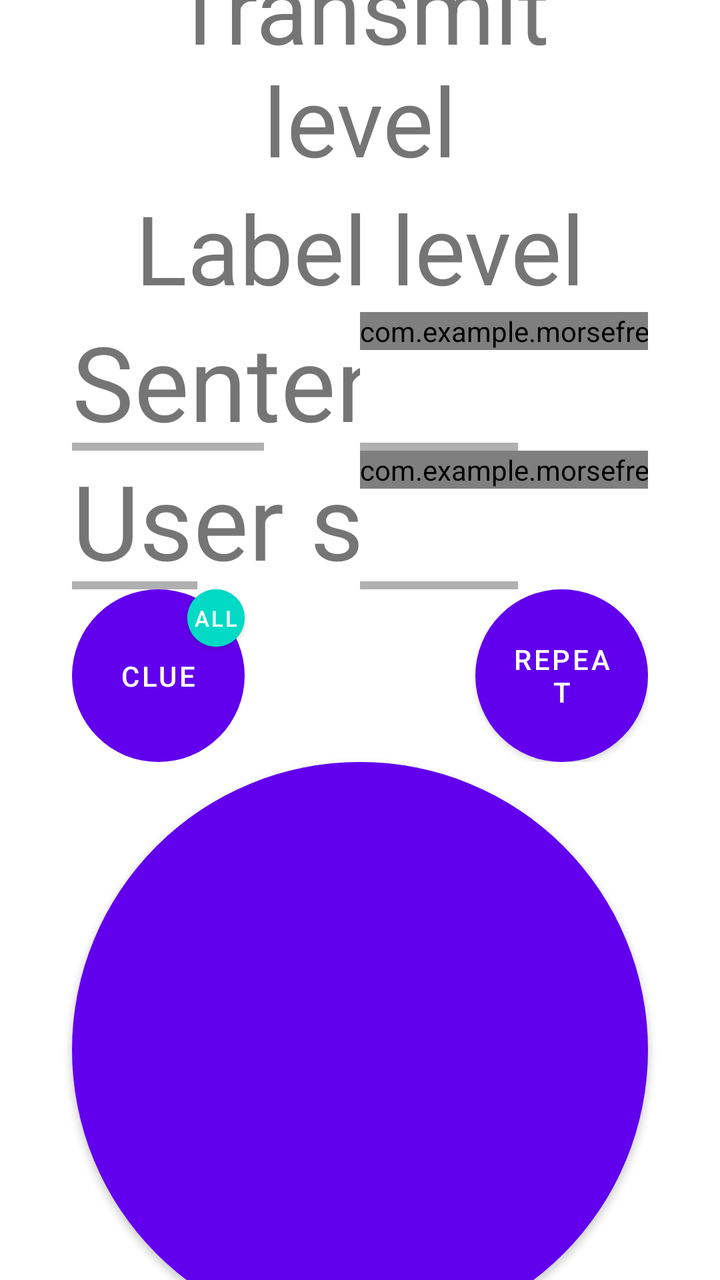
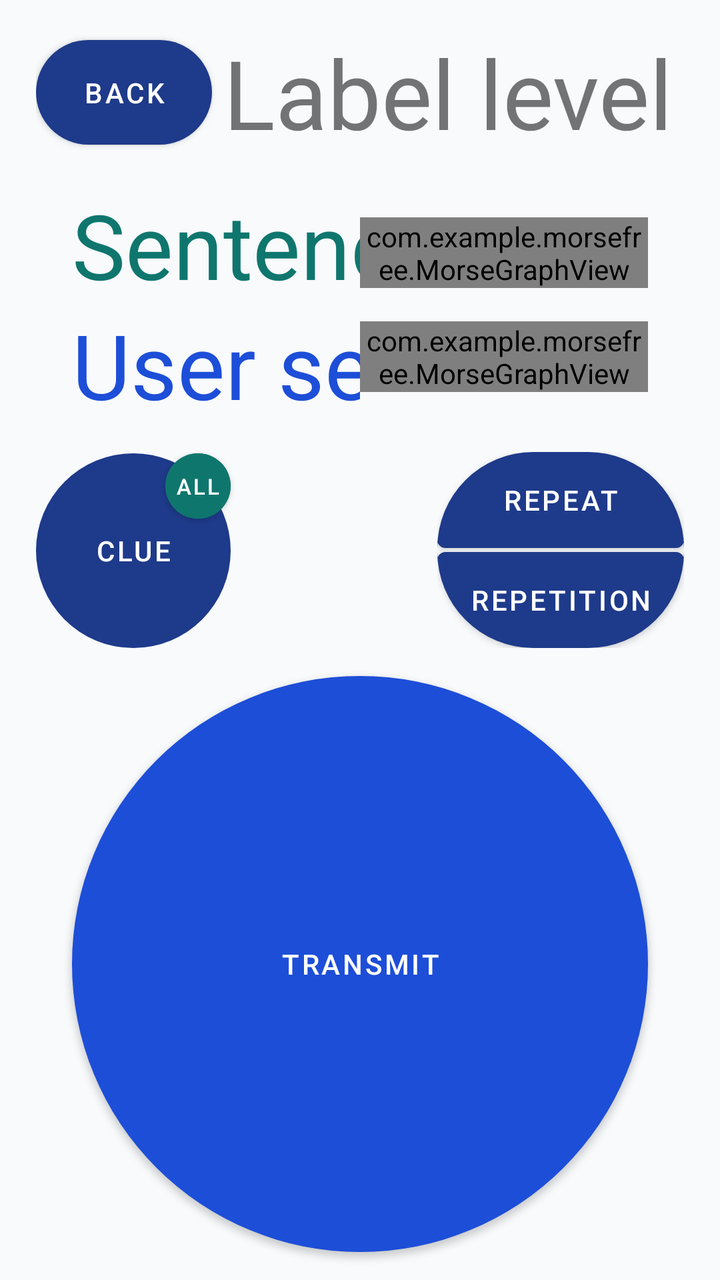

Before-and-after screenshots of an Android layout around one commit, followed by the original layout XML and the change that was made.
<!-- AndroidManifest.xml: application theme Theme.MorseFree -->
<!-- res/layout/lesson_transmit.xml -->
<?xml version="1.0" encoding="utf-8"?>
<androidx.constraintlayout.widget.ConstraintLayout
    xmlns:android="http://schemas.android.com/apk/res/android"
    xmlns:app="http://schemas.android.com/apk/res-auto"
    xmlns:tools="http://schemas.android.com/tools"
    android:layout_width="match_parent"
    android:layout_height="match_parent"
    android:fitsSystemWindows="true"
    android:id="@+id/root_layout"
    tools:context=".LessonTransmit">

    <TextView
        android:layout_width="0dp"
        android:layout_height="wrap_content"
        android:gravity="center"
        android:textSize="48sp"
        android:text="@string/transmit_level"
        android:id="@+id/title_transmit_level"
        app:layout_constraintWidth_percent="0.8"
        app:layout_constraintLeft_toLeftOf="parent"
        app:layout_constraintRight_toRightOf="parent"
        app:layout_constraintTop_toTopOf="parent"
        app:layout_constraintBottom_toTopOf="@+id/title_transmit_level_name" />
    <TextView
        android:layout_width="0dp"
        android:layout_height="wrap_content"
        android:gravity="center"
        android:textSize="48sp"
        android:text="@string/label_level"
        android:id="@+id/title_transmit_level_name"
        app:layout_constraintWidth_percent="0.8"
        app:layout_constraintLeft_toLeftOf="parent"
        app:layout_constraintRight_toRightOf="parent"
        app:layout_constraintTop_toBottomOf="@+id/title_transmit_level"
        app:layout_constraintBottom_toTopOf="@+id/view_transmit_level" />

    <androidx.constraintlayout.widget.ConstraintLayout
        android:id="@+id/view_transmit_level"
        android:layout_width="0dp"
        android:layout_height="wrap_content"
        app:layout_constraintWidth_percent="0.8"
        app:layout_constraintTop_toBottomOf="@+id/title_transmit_level_name"
        app:layout_constraintBottom_toTopOf="@+id/control_panel"
        app:layout_constraintLeft_toLeftOf="parent"
        app:layout_constraintRight_toRightOf="parent">

        <HorizontalScrollView
            android:id="@+id/sentence_scroll_view"
            android:layout_width="0dp"
            android:layout_height="wrap_content"
            android:orientation="horizontal"
            app:layout_constraintWidth_percent="0.5"
            app:layout_constraintHeight_percent="0.5"
            app:layout_constraintTop_toTopOf="parent"
            app:layout_constraintRight_toLeftOf="@id/sentence_morse_scroll_view"
            app:layout_constraintLeft_toLeftOf="parent"
            app:layout_constraintBottom_toTopOf="@id/user_sentence_scroll_view">

            <TextView
                android:id="@+id/sentence"
                android:layout_width="wrap_content"
                android:layout_height="wrap_content"
                android:text="@string/sentence"
                android:textSize="52sp"/>
        </HorizontalScrollView>

        <HorizontalScrollView
            android:id="@+id/sentence_morse_scroll_view"
            android:layout_width="0dp"
            android:layout_height="0dp"
            android:orientation="horizontal"
            android:importantForAccessibility="no"
            app:layout_constraintWidth_percent="0.5"
            app:layout_constraintTop_toTopOf="parent"
            app:layout_constraintRight_toRightOf="parent"
            app:layout_constraintLeft_toRightOf="@id/sentence_scroll_view"
            app:layout_constraintBottom_toTopOf="@id/user_sentence_morse_scroll_view">

            <com.example.morsefree.MorseGraphView
                android:id="@+id/sentence_morse"
                android:layout_width="wrap_content"
                android:layout_height="wrap_content"/>
        </HorizontalScrollView>

        <HorizontalScrollView
            android:id="@+id/user_sentence_scroll_view"
            android:layout_width="0dp"
            android:layout_height="wrap_content"
            android:orientation="horizontal"
            app:layout_constraintWidth_percent="0.5"
            app:layout_constraintTop_toBottomOf="@id/sentence_scroll_view"
            app:layout_constraintLeft_toLeftOf="parent"
            app:layout_constraintRight_toLeftOf="@id/user_sentence_morse_scroll_view"
            app:layout_constraintBottom_toBottomOf="parent">

            <TextView
                android:id="@+id/user_sentence"
                android:layout_width="wrap_content"
                android:layout_height="wrap_content"
                android:text="@string/user_sentence"
                android:textSize="52sp"/>
        </HorizontalScrollView>

        <HorizontalScrollView
            android:id="@+id/user_sentence_morse_scroll_view"
            android:layout_width="0dp"
            android:layout_height="0dp"
            android:orientation="horizontal"
            android:importantForAccessibility="no"
            app:layout_constraintWidth_percent="0.5"
            app:layout_constraintTop_toBottomOf="@id/sentence_morse_scroll_view"
            app:layout_constraintRight_toRightOf="parent"
            app:layout_constraintLeft_toRightOf="@id/user_sentence_scroll_view"
            app:layout_constraintBottom_toBottomOf="parent">

            <com.example.morsefree.MorseGraphView
                android:id="@+id/user_sentence_morse"
                android:layout_width="wrap_content"
                android:layout_height="wrap_content"/>
        </HorizontalScrollView>
    </androidx.constraintlayout.widget.ConstraintLayout>

    <androidx.constraintlayout.widget.ConstraintLayout
        android:id="@+id/control_panel"
        android:layout_width="0dp"
        android:layout_height="wrap_content"
        app:layout_constraintWidth_percent="0.8"
        app:layout_constraintBottom_toTopOf="@id/button_transmit"
        app:layout_constraintTop_toBottomOf="@id/view_transmit_level"
        app:layout_constraintLeft_toLeftOf="parent"
        app:layout_constraintRight_toRightOf="parent">

        <com.google.android.material.button.MaterialButton
            android:id="@+id/button_help"
            android:layout_width="0dp"
            android:layout_height="0dp"
            android:text="@string/clue"
            android:insetLeft="0dp"
            android:insetTop="0dp"
            android:insetRight="0dp"
            android:insetBottom="0dp"
            android:stateListAnimator="@null"
            app:layout_constraintWidth_percent="0.3"
            app:layout_constraintDimensionRatio="1:1"
            app:layout_constraintBottom_toBottomOf="parent"
            app:layout_constraintLeft_toLeftOf="parent"
            app:shapeAppearanceOverlay="@style/ShapeAppearance.Circle"/>

        <TextView
            android:id="@+id/current_symbol"
            android:layout_width="0dp"
            android:layout_height="0dp"
            android:gravity="center"
            android:textSize="54sp"
            app:layout_constraintLeft_toRightOf="@id/button_help"
            app:layout_constraintRight_toLeftOf="@id/button_repeat"
            app:layout_constraintTop_toTopOf="parent"
            app:layout_constraintBottom_toBottomOf="parent"/>

        <com.google.android.material.button.MaterialButton
            android:id="@+id/button_repeat"
            android:layout_width="0dp"
            android:layout_height="0dp"
            android:text="@string/repeat"
            android:insetLeft="0dp"
            android:insetTop="0dp"
            android:insetRight="0dp"
            android:insetBottom="0dp"
            app:layout_constraintWidth_percent="0.3"
            app:layout_constraintDimensionRatio="1:1"
            app:layout_constraintBottom_toBottomOf="parent"
            app:layout_constraintRight_toRightOf="parent"
            app:shapeAppearanceOverlay="@style/ShapeAppearance.Circle"/>

        <com.google.android.material.button.MaterialButton
            android:id="@+id/button_help_all"
            android:layout_width="0dp"
            android:layout_height="0dp"
            android:text="@string/all"
            android:textSize="11sp"
            android:insetLeft="0dp"
            android:insetTop="0dp"
            android:insetRight="0dp"
            android:insetBottom="0dp"
            android:padding="0dp"
            android:backgroundTint="?attr/colorSecondary"
            app:layout_constraintWidth_percent="0.1"
            app:layout_constraintDimensionRatio="1:1"
            app:layout_constraintTop_toTopOf="@+id/button_help"
            app:layout_constraintRight_toRightOf="@+id/button_help"
            app:shapeAppearanceOverlay="@style/ShapeAppearance.Circle" />

    </androidx.constraintlayout.widget.ConstraintLayout>

    <com.google.android.material.button.MaterialButton
        android:id="@+id/button_transmit"
        android:layout_width="0dp"
        android:layout_height="0dp"
        android:insetLeft="0dp"
        android:insetTop="0dp"
        android:insetRight="0dp"
        android:insetBottom="0dp"
        android:importantForAccessibility="no"
        app:layout_constraintBottom_toBottomOf="parent"
        app:layout_constraintDimensionRatio="1:1"
        app:layout_constraintLeft_toLeftOf="parent"
        app:layout_constraintRight_toRightOf="parent"
        app:layout_constraintTop_toBottomOf="@id/control_panel"
        app:layout_constraintWidth_percent="0.8"
        app:shapeAppearanceOverlay="@style/ShapeAppearance.Circle" />

</androidx.constraintlayout.widget.ConstraintLayout>
<!-- resources referenced by this layout -->
<resources>
  <string name="all">"All"</string>
  <string name="clue">"Clue"</string>
  <string name="label_level">"Label level"</string>
  <string name="repeat">"Repeat"</string>
  <string name="sentence">"Sentence"</string>
  <string name="transmit_level">"Transmit level"</string>
  <string name="user_sentence">"User sentence"</string>
  <style name="ShapeAppearance.Circle" parent="">
          <item name="cornerSize">50%</item>
      </style>
  <style name="Theme.MorseFree" parent="Theme.MaterialComponents.DayNight.NoActionBar">
          
          <item name="colorPrimary">@color/purple_500</item>
          <item name="colorPrimaryVariant">@color/purple_700</item>
          <item name="colorOnPrimary">@color/white</item>
          
          <item name="colorSecondary">@color/teal_200</item>
          <item name="colorSecondaryVariant">@color/teal_700</item>
          <item name="colorOnSecondary">@color/black</item>
          
          <item name="android:statusBarColor">?attr/colorPrimaryVariant</item>
          
      </style>
  <color name="purple_500">#FF6200EE</color>
  <color name="purple_700">#FF3700B3</color>
  <color name="white">#FFFFFFFF</color>
  <color name="teal_200">#FF03DAC5</color>
  <color name="teal_700">#FF018786</color>
  <color name="black">#FF000000</color>
</resources>

<!-- the commit's change to res/layout/lesson_transmit.xml (unified diff, before → after) -->
@@ -9,122 +9,102 @@
     android:id="@+id/root_layout"
     tools:context=".LessonTransmit">
 
-    <TextView
+    <LinearLayout
+        android:id="@+id/title"
         android:layout_width="0dp"
         android:layout_height="wrap_content"
-        android:gravity="center"
-        android:textSize="48sp"
-        android:text="@string/transmit_level"
-        android:id="@+id/title_transmit_level"
-        app:layout_constraintWidth_percent="0.8"
-        app:layout_constraintLeft_toLeftOf="parent"
+        android:orientation="horizontal"
+        app:layout_constraintWidth_percent="0.9"
+        app:layout_constraintTop_toTopOf="parent"
         app:layout_constraintRight_toRightOf="parent"
-        app:layout_constraintTop_toTopOf="parent"
-        app:layout_constraintBottom_toTopOf="@+id/title_transmit_level_name" />
-    <TextView
-        android:layout_width="0dp"
-        android:layout_height="wrap_content"
-        android:gravity="center"
-        android:textSize="48sp"
-        android:text="@string/label_level"
-        android:id="@+id/title_transmit_level_name"
-        app:layout_constraintWidth_percent="0.8"
-        app:layout_constraintLeft_toLeftOf="parent"
-        app:layout_constraintRight_toRightOf="parent"
-        app:layout_constraintTop_toBottomOf="@+id/title_transmit_level"
-        app:layout_constraintBottom_toTopOf="@+id/view_transmit_level" />
+        app:layout_constraintLeft_toLeftOf="parent"
+        app:layout_constraintBottom_toTopOf="@id/view_transmit_level">
+
+        <com.google.android.material.button.MaterialButton
+            android:layout_width="wrap_content"
+            android:layout_height="match_parent"
+            android:text="@string/back"
+            app:shapeAppearance="@style/ShapeAppearance.Circle"/>
+
+        <TextView
+            android:layout_width="match_parent"
+            android:layout_height="wrap_content"
+            android:gravity="center"
+            android:textSize="48sp"
+            android:text="@string/label_level"
+            android:id="@+id/title_transmit_level_name"/>
+
+    </LinearLayout>
 
     <androidx.constraintlayout.widget.ConstraintLayout
         android:id="@+id/view_transmit_level"
         android:layout_width="0dp"
         android:layout_height="wrap_content"
         app:layout_constraintWidth_percent="0.8"
-        app:layout_constraintTop_toBottomOf="@+id/title_transmit_level_name"
+        app:layout_constraintTop_toBottomOf="@+id/title"
         app:layout_constraintBottom_toTopOf="@+id/control_panel"
         app:layout_constraintLeft_toLeftOf="parent"
         app:layout_constraintRight_toRightOf="parent">
 
-        <HorizontalScrollView
-            android:id="@+id/sentence_scroll_view"
-            android:layout_width="0dp"
-            android:layout_height="wrap_content"
-            android:orientation="horizontal"
-            app:layout_constraintWidth_percent="0.5"
-            app:layout_constraintHeight_percent="0.5"
-            app:layout_constraintTop_toTopOf="parent"
-            app:layout_constraintRight_toLeftOf="@id/sentence_morse_scroll_view"
+        <TextView
+            android:id="@+id/sentence"
+            android:layout_width="0dp"
+            android:layout_height="wrap_content"
+            android:text="@string/sentence"
+            android:textSize="45sp"
+            android:singleLine="true"
+            android:scrollHorizontally="true"
+            android:ellipsize="none"
+            android:textColor="@color/morse_secondary"
+            app:layout_constraintWidth_percent="0.5"
+            app:layout_constraintTop_toTopOf="parent"
+            app:layout_constraintRight_toLeftOf="@id/sentence_morse"
             app:layout_constraintLeft_toLeftOf="parent"
-            app:layout_constraintBottom_toTopOf="@id/user_sentence_scroll_view">
-
-            <TextView
-                android:id="@+id/sentence"
-                android:layout_width="wrap_content"
-                android:layout_height="wrap_content"
-                android:text="@string/sentence"
-                android:textSize="52sp"/>
-        </HorizontalScrollView>
-
-        <HorizontalScrollView
-            android:id="@+id/sentence_morse_scroll_view"
-            android:layout_width="0dp"
-            android:layout_height="0dp"
-            android:orientation="horizontal"
-            android:importantForAccessibility="no"
+            app:layout_constraintBottom_toTopOf="@id/user_sentence"/>
+
+        <com.example.morsefree.MorseGraphView
+            android:id="@+id/sentence_morse"
+            android:layout_width="0dp"
+            android:layout_height="wrap_content"
             app:layout_constraintWidth_percent="0.5"
             app:layout_constraintTop_toTopOf="parent"
             app:layout_constraintRight_toRightOf="parent"
-            app:layout_constraintLeft_toRightOf="@id/sentence_scroll_view"
-            app:layout_constraintBottom_toTopOf="@id/user_sentence_morse_scroll_view">
-
-            <com.example.morsefree.MorseGraphView
-                android:id="@+id/sentence_morse"
-                android:layout_width="wrap_content"
-                android:layout_height="wrap_content"/>
-        </HorizontalScrollView>
-
-        <HorizontalScrollView
-            android:id="@+id/user_sentence_scroll_view"
-            android:layout_width="0dp"
-            android:layout_height="wrap_content"
-            android:orientation="horizontal"
-            app:layout_constraintWidth_percent="0.5"
-            app:layout_constraintTop_toBottomOf="@id/sentence_scroll_view"
+            app:layout_constraintLeft_toRightOf="@id/sentence"
+            app:layout_constraintBottom_toTopOf="@id/user_sentence_morse"/>
+
+        <TextView
+            android:id="@+id/user_sentence"
+            android:layout_width="0dp"
+            android:layout_height="wrap_content"
+            android:text="@string/user_sentence"
+            android:textSize="45sp"
+            android:singleLine="true"
+            android:scrollHorizontally="true"
+            android:ellipsize="none"
+            android:textColor="@color/morse_primary_variant"
+            app:layout_constraintWidth_percent="0.5"
+            app:layout_constraintTop_toBottomOf="@id/sentence"
             app:layout_constraintLeft_toLeftOf="parent"
-            app:layout_constraintRight_toLeftOf="@id/user_sentence_morse_scroll_view"
-            app:layout_constraintBottom_toBottomOf="parent">
-
-            <TextView
-                android:id="@+id/user_sentence"
-                android:layout_width="wrap_content"
-                android:layout_height="wrap_content"
-                android:text="@string/user_sentence"
-                android:textSize="52sp"/>
-        </HorizontalScrollView>
-
-        <HorizontalScrollView
-            android:id="@+id/user_sentence_morse_scroll_view"
-            android:layout_width="0dp"
-            android:layout_height="0dp"
-            android:orientation="horizontal"
-            android:importantForAccessibility="no"
-            app:layout_constraintWidth_percent="0.5"
-            app:layout_constraintTop_toBottomOf="@id/sentence_morse_scroll_view"
+            app:layout_constraintRight_toLeftOf="@id/user_sentence_morse"
+            app:layout_constraintBottom_toBottomOf="parent"/>
+
+        <com.example.morsefree.MorseGraphView
+            android:id="@+id/user_sentence_morse"
+            android:layout_width="0dp"
+            android:layout_height="wrap_content"
+            app:layout_constraintWidth_percent="0.5"
+            app:layout_constraintTop_toBottomOf="@id/sentence_morse"
             app:layout_constraintRight_toRightOf="parent"
-            app:layout_constraintLeft_toRightOf="@id/user_sentence_scroll_view"
-            app:layout_constraintBottom_toBottomOf="parent">
-
-            <com.example.morsefree.MorseGraphView
-                android:id="@+id/user_sentence_morse"
-                android:layout_width="wrap_content"
-                android:layout_height="wrap_content"/>
-        </HorizontalScrollView>
+            app:layout_constraintLeft_toRightOf="@id/user_sentence"
+            app:layout_constraintBottom_toBottomOf="parent"/>
+
     </androidx.constraintlayout.widget.ConstraintLayout>
 
     <androidx.constraintlayout.widget.ConstraintLayout
         android:id="@+id/control_panel"
         android:layout_width="0dp"
         android:layout_height="wrap_content"
-        app:layout_constraintWidth_percent="0.8"
+        app:layout_constraintWidth_percent="0.9"
         app:layout_constraintBottom_toTopOf="@id/button_transmit"
         app:layout_constraintTop_toBottomOf="@id/view_transmit_level"
         app:layout_constraintLeft_toLeftOf="parent"
@@ -152,42 +132,79 @@
             android:layout_height="0dp"
             android:gravity="center"
             android:textSize="54sp"
+            android:textColor="@color/morse_accent"
             app:layout_constraintLeft_toRightOf="@id/button_help"
-            app:layout_constraintRight_toLeftOf="@id/button_repeat"
+            app:layout_constraintRight_toLeftOf="@id/left_widget"
             app:layout_constraintTop_toTopOf="parent"
             app:layout_constraintBottom_toBottomOf="parent"/>
 
-        <com.google.android.material.button.MaterialButton
-            android:id="@+id/button_repeat"
-            android:layout_width="0dp"
-            android:layout_height="0dp"
-            android:text="@string/repeat"
-            android:insetLeft="0dp"
-            android:insetTop="0dp"
-            android:insetRight="0dp"
-            android:insetBottom="0dp"
-            app:layout_constraintWidth_percent="0.3"
-            app:layout_constraintDimensionRatio="1:1"
+        <LinearLayout
+            android:id="@+id/left_widget"
+            android:layout_width="wrap_content"
+            android:layout_height="match_parent"
+            android:orientation="vertical"
+            app:layout_constraintTop_toTopOf="parent"
             app:layout_constraintBottom_toBottomOf="parent"
-            app:layout_constraintRight_toRightOf="parent"
-            app:shapeAppearanceOverlay="@style/ShapeAppearance.Circle"/>
+            app:layout_constraintLeft_toRightOf="@id/current_symbol"
+            app:layout_constraintRight_toRightOf="parent">
+
+            <com.google.android.material.button.MaterialButton
+                android:id="@+id/button_repeat"
+                android:layout_width="match_parent"
+                android:layout_height="wrap_content"
+                android:text="@string/repeat"
+                android:insetLeft="0dp"
+                android:insetTop="0dp"
+                android:insetRight="0dp"
+                android:insetBottom="0dp"
+                android:maxLines="3"
+                app:layout_constraintWidth_percent="0.15"
+                app:layout_constraintDimensionRatio="3:2"
+                app:layout_constraintTop_toTopOf="parent"
+                app:layout_constraintBottom_toBottomOf="parent"
+                app:layout_constraintLeft_toRightOf="@id/current_symbol"
+                app:layout_constraintRight_toLeftOf="@id/button_repetition"
+                app:shapeAppearanceOverlay="@style/ShapeAppearance.CircleTop"/>
+
+            <Space
+                android:layout_width="match_parent"
+                android:layout_height="2dp"/>
+
+            <com.google.android.material.button.MaterialButton
+                android:id="@+id/button_repetition"
+                android:layout_width="match_parent"
+                android:layout_height="wrap_content"
+                android:text="@string/repetition"
+                android:insetLeft="0dp"
+                android:insetTop="0dp"
+                android:insetRight="0dp"
+                android:insetBottom="0dp"
+                app:layout_constraintWidth_percent="0.15"
+                app:layout_constraintDimensionRatio="3:2"
+                app:layout_constraintTop_toTopOf="parent"
+                app:layout_constraintBottom_toBottomOf="parent"
+                app:layout_constraintRight_toRightOf="parent"
+                app:layout_constraintLeft_toRightOf="@id/button_repeat"
+                app:shapeAppearanceOverlay="@style/ShapeAppearance.CircleBottom"/>
+
+        </LinearLayout>
 
         <com.google.android.material.button.MaterialButton
             android:id="@+id/button_help_all"
             android:layout_width="0dp"
             android:layout_height="0dp"
-            android:text="@string/all"
-            android:textSize="11sp"
+            android:backgroundTint="?attr/colorSecondary"
             android:insetLeft="0dp"
             android:insetTop="0dp"
             android:insetRight="0dp"
             android:insetBottom="0dp"
             android:padding="0dp"
-            android:backgroundTint="?attr/colorSecondary"
+            android:text="@string/all"
+            android:textSize="11sp"
+            app:layout_constraintDimensionRatio="1:1"
+            app:layout_constraintRight_toRightOf="@+id/button_help"
+            app:layout_constraintTop_toTopOf="@+id/button_help"
             app:layout_constraintWidth_percent="0.1"
-            app:layout_constraintDimensionRatio="1:1"
-            app:layout_constraintTop_toTopOf="@+id/button_help"
-            app:layout_constraintRight_toRightOf="@+id/button_help"
             app:shapeAppearanceOverlay="@style/ShapeAppearance.Circle" />
 
     </androidx.constraintlayout.widget.ConstraintLayout>
@@ -201,12 +218,13 @@
         android:insetRight="0dp"
         android:insetBottom="0dp"
         android:importantForAccessibility="no"
+        android:text="@string/transmit"
         app:layout_constraintBottom_toBottomOf="parent"
         app:layout_constraintDimensionRatio="1:1"
         app:layout_constraintLeft_toLeftOf="parent"
         app:layout_constraintRight_toRightOf="parent"
         app:layout_constraintTop_toBottomOf="@id/control_panel"
         app:layout_constraintWidth_percent="0.8"
-        app:shapeAppearanceOverlay="@style/ShapeAppearance.Circle" />
+        style="@style/TransmitButton"/>
 
 </androidx.constraintlayout.widget.ConstraintLayout>
<!-- resource entries referenced after the edit -->
@@ -1,33 +1,58 @@
 <!-- resources referenced by this layout -->
 <resources>
+  <item name="morse_accent" type="color">#F97316</item>
+  <item name="morse_primary_variant" type="color">#2563EB</item>
+  <item name="morse_secondary" type="color">#10B981</item>
   <string name="all">"All"</string>
+  <string name="back">"Back"</string>
   <string name="clue">"Clue"</string>
   <string name="label_level">"Label level"</string>
   <string name="repeat">"Repeat"</string>
+  <string name="repetition">"Repetition"</string>
   <string name="sentence">"Sentence"</string>
-  <string name="transmit_level">"Transmit level"</string>
+  <string name="transmit">"Transmit"</string>
   <string name="user_sentence">"User sentence"</string>
   <style name="ShapeAppearance.Circle" parent="">
           <item name="cornerSize">50%</item>
       </style>
+  <style name="ShapeAppearance.CircleBottom" parent="">
+          <item name="cornerSizeBottomLeft">100%</item>
+          <item name="cornerSizeBottomRight">100%</item>
+      </style>
+  <style name="ShapeAppearance.CircleTop" parent="">
+          <item name="cornerSizeTopLeft">100%</item>
+          <item name="cornerSizeTopRight">100%</item>
+      </style>
+  <style name="TransmitButton" parent="">
+          <item name="shapeAppearance">@style/ShapeAppearance.Circle</item>
+          <item name="backgroundTint">@color/morse_primary_variant</item>
+      </style>
   <style name="Theme.MorseFree" parent="Theme.MaterialComponents.DayNight.NoActionBar">
-          
-          <item name="colorPrimary">@color/purple_500</item>
-          <item name="colorPrimaryVariant">@color/purple_700</item>
-          <item name="colorOnPrimary">@color/white</item>
-          
-          <item name="colorSecondary">@color/teal_200</item>
-          <item name="colorSecondaryVariant">@color/teal_700</item>
-          <item name="colorOnSecondary">@color/black</item>
-          
-          <item name="android:statusBarColor">?attr/colorPrimaryVariant</item>
-          
+          <item name="colorPrimary">@color/morse_primary</item>
+          <item name="colorPrimaryVariant">@color/morse_primary_variant</item>
+          <item name="colorOnPrimary">@color/morse_on_primary</item>
+  
+          <item name="colorSecondary">@color/morse_secondary</item>
+          <item name="colorSecondaryVariant">@color/morse_secondary</item>
+          <item name="colorOnSecondary">@color/morse_on_secondary</item>
+  
+          <item name="android:windowBackground">@color/morse_background</item>
+          <item name="colorSurface">@color/morse_surface</item>
+          <item name="colorOnSurface">@color/morse_on_surface</item>
+  
+          <item name="colorError">@color/morse_error</item>
+          <item name="colorOnError">@color/morse_on_error</item>
+  
+          <item name="android:statusBarColor">@color/morse_background</item>
+          <item name="android:navigationBarColor">@color/morse_background</item>
       </style>
-  <color name="purple_500">#FF6200EE</color>
-  <color name="purple_700">#FF3700B3</color>
-  <color name="white">#FFFFFFFF</color>
-  <color name="teal_200">#FF03DAC5</color>
-  <color name="teal_700">#FF018786</color>
-  <color name="black">#FF000000</color>
+  <item name="morse_primary" type="color">#3B82F6</item>
+  <item name="morse_on_primary" type="color">#0F172A</item>
+  <item name="morse_on_secondary" type="color">#0F172A</item>
+  <item name="morse_background" type="color">#0F172A</item>
+  <item name="morse_surface" type="color">#1E293B</item>
+  <item name="morse_on_surface" type="color">#F1F5F9</item>
+  <item name="morse_error" type="color">#FB7185</item>
+  <item name="morse_on_error" type="color">#0F172A</item>
 </resources>
 
